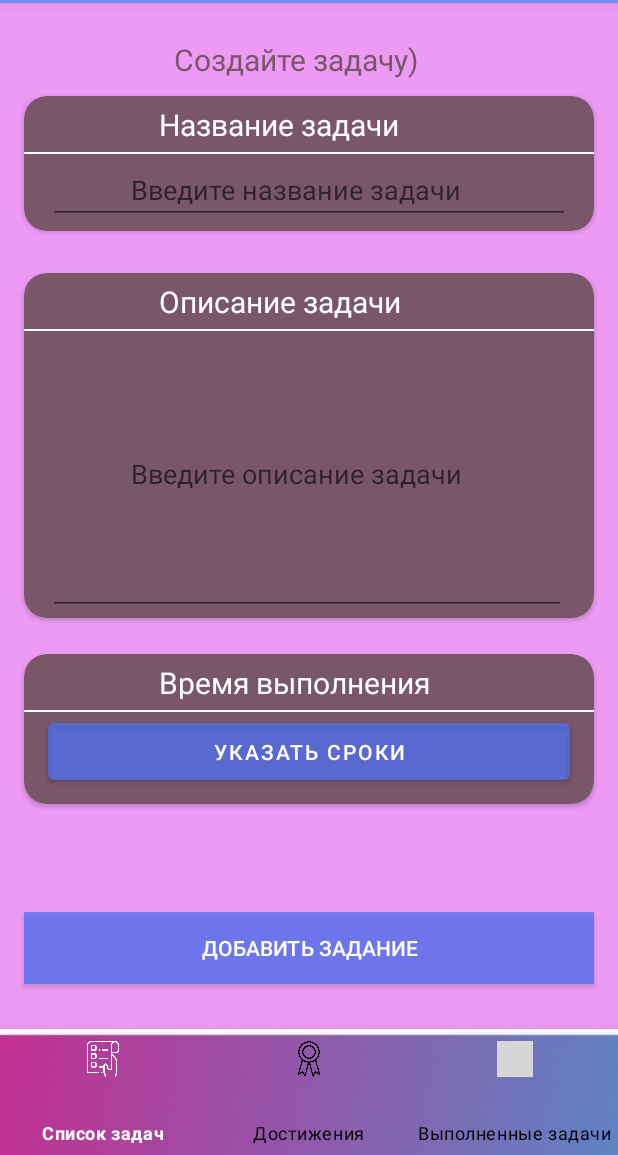
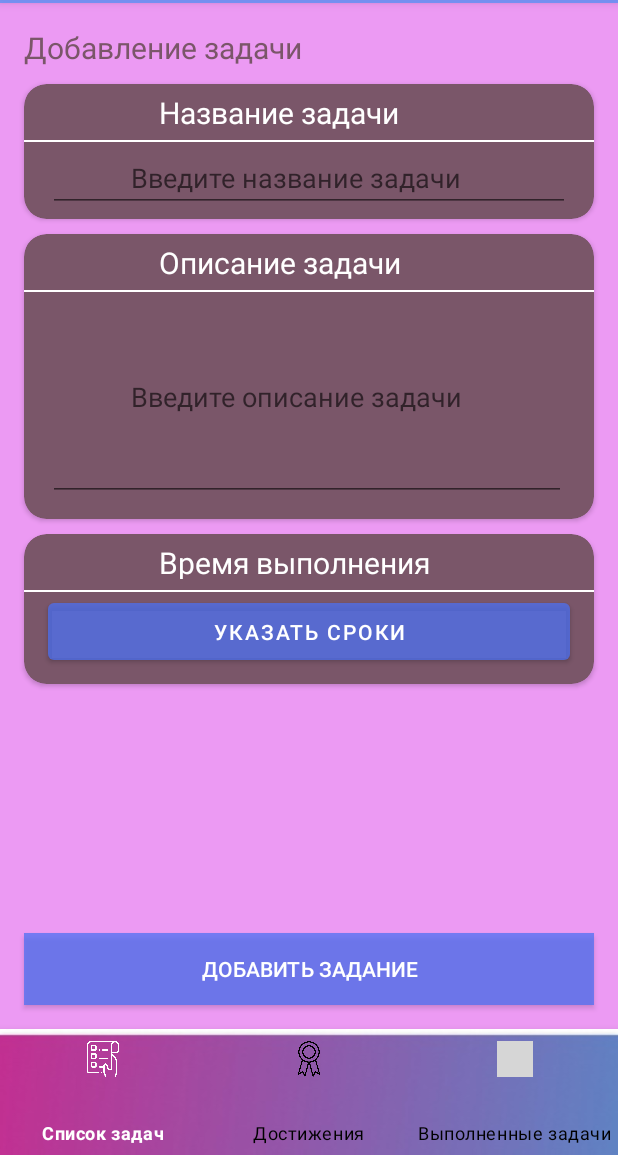
Before and after one commit to GrKnght/SummerPractice-Team7, an Android app: the screen it shows after launch (MainActivity), after a tap on an icon or button, on a phone screen of 412 x 824 dp, the part 81-1236 px from its top. Run offline under Robolectric (Android 15) with nearby library versions, the phone set to English and light mode, and no system bars; our stand-ins replace Room's generated code, navigation-ui; grey boxes are pictures that could not be loaded.

Commit message:
Made create task fragment more human-readable

```diff
--- a/app/src/main/res/layout/fragment_create_task.xml
+++ b/app/src/main/res/layout/fragment_create_task.xml
@@ -13,10 +13,9 @@
         android:layout_width="match_parent"
         android:layout_height="30dp"
         android:layout_marginStart="16dp"
-        android:layout_marginTop="24dp"
+        android:layout_marginTop="16dp"
         android:layout_marginEnd="16dp"
-        android:paddingLeft="100dp"
-        android:text="Создайте задачу)"
+        android:text="Добавление задачи"
         android:textColor="#7A5669"
         android:textSize="20sp"
         app:layout_constraintEnd_toEndOf="parent"
@@ -72,9 +71,9 @@
     <androidx.cardview.widget.CardView
         android:id="@+id/cardView2"
         android:layout_width="match_parent"
-        android:layout_height="230dp"
+        android:layout_height="190dp"
         android:layout_marginStart="16dp"
-        android:layout_marginTop="28dp"
+        android:layout_marginTop="10dp"
         android:layout_marginEnd="16dp"
         app:cardBackgroundColor="#7A5669"
         app:cardCornerRadius="15dp"
@@ -102,7 +101,7 @@
         <androidx.appcompat.widget.AppCompatEditText
             android:id="@+id/task_description_et"
             android:layout_width="345dp"
-            android:layout_height="188dp"
+            android:layout_height="138dp"
             android:layout_marginHorizontal="16dp"
             android:layout_marginTop="40dp"
             android:lines="4"
@@ -120,7 +119,7 @@
         android:layout_width="match_parent"
         android:layout_height="100dp"
         android:layout_marginStart="16dp"
-        android:layout_marginTop="24dp"
+        android:layout_marginTop="10dp"
         android:layout_marginEnd="16dp"
         app:cardBackgroundColor="#7A5669"
         app:cardCornerRadius="15dp"
@@ -175,7 +174,7 @@
         android:layout_width="0dp"
         android:layout_height="wrap_content"
         android:layout_marginHorizontal="16dp"
-        android:layout_marginBottom="30dp"
+        android:layout_marginBottom="16dp"
         android:background="#BC4C71F4"
         android:text="Добавить задание"
         android:textColor="@color/white"
```
